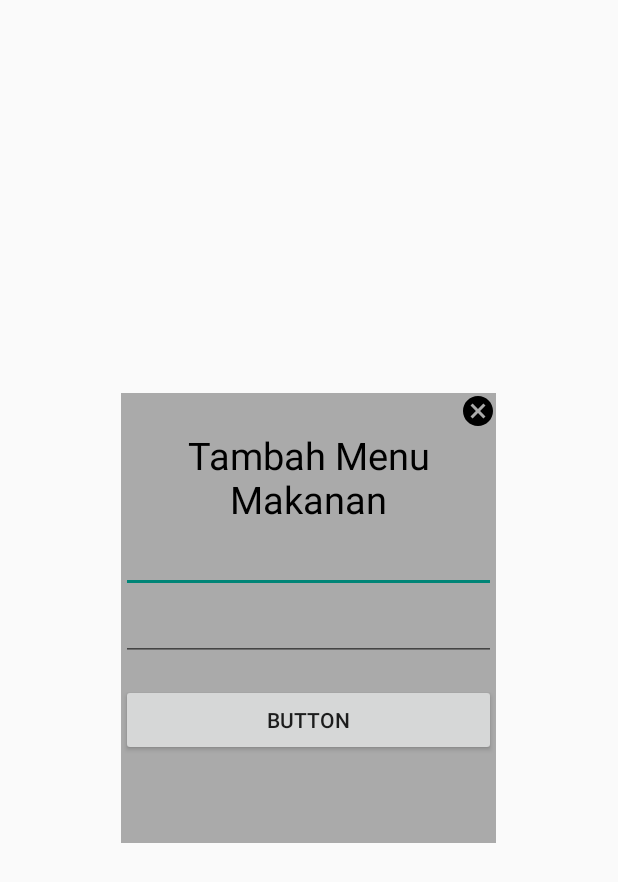
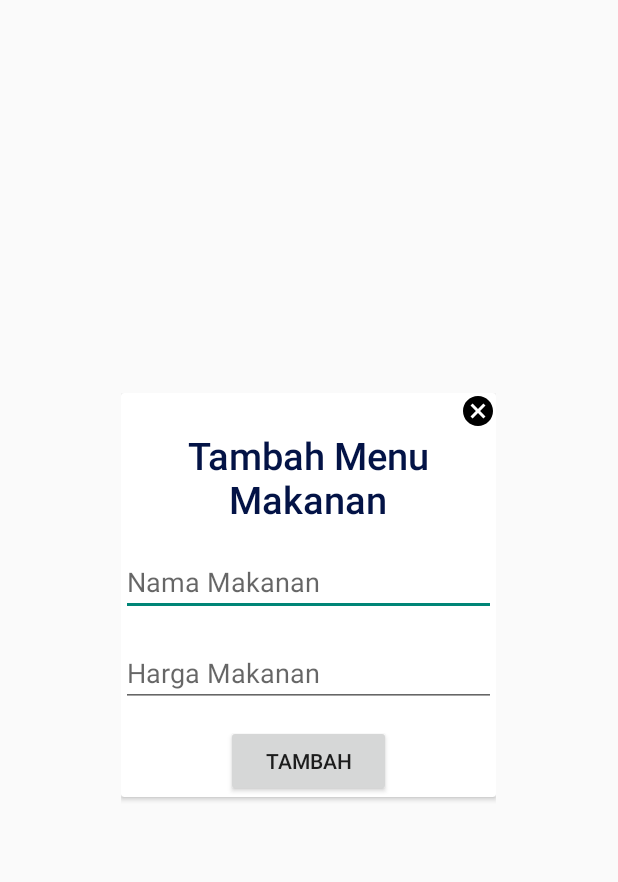
Before and after one commit to alfincahyo/Orline_Yuk, an Android app: the layout popup_menumakan.xml on its own in the app's theme, with its tools: preview values and no code run, on a phone screen of 412 x 824 dp. Shown: the top 882 px of the screen. Run offline under Robolectric (Android 15) with nearby library versions, the phone set to English and light mode, and no system bars.

Commit message:
update popup edit makan

```diff
--- a/app/src/main/res/layout/popup_menumakan.xml
+++ b/app/src/main/res/layout/popup_menumakan.xml
@@ -3,9 +3,12 @@
     xmlns:android="http://schemas.android.com/apk/res/android"
     android:layout_width="250dp"
     android:layout_height="300dp"
-    android:background="@android:color/darker_gray"
-    android:layout_gravity="center"
-    >
+    android:layout_gravity="center">
+
+
+    <android.support.v7.widget.CardView
+        android:layout_width="match_parent"
+        android:layout_height="wrap_content">
 
     <LinearLayout
         android:layout_width="match_parent"
@@ -23,30 +26,39 @@
             android:layout_width="match_parent"
             android:layout_height="wrap_content"
             android:text="Tambah Menu Makanan"
+            android:fontFamily="sans-serif-medium"
             android:textSize="25sp"
             android:gravity="center"
-            android:textColor="@android:color/black"/>
+            android:textColor="@color/colorPrimaryDark"/>
 
         <EditText
             android:id="@+id/namamakanan"
+            android:hint="Nama Makanan"
             android:layout_width="match_parent"
             android:layout_height="wrap_content"
             android:ems="10"
+            android:layout_marginTop="15dp"
             android:inputType="textPersonName" />
 
         <EditText
             android:id="@+id/hargamakanan"
+            android:hint="Harga Makanan"
             android:layout_width="match_parent"
             android:layout_height="wrap_content"
             android:ems="10"
+            android:layout_marginTop="15dp"
             android:inputType="textPersonName" />
 
         <Button
-            android:layout_marginTop="15dp"
+            android:layout_marginTop="12dp"
             android:id="@+id/addmenumkn"
             android:layout_width="match_parent"
             android:layout_height="wrap_content"
-            android:text="Button" />
+            android:text="Tambah"
+            android:layout_marginRight="70dp"
+            android:layout_marginLeft="70dp"/>
     </LinearLayout>
 
+    </android.support.v7.widget.CardView>
+
 </android.support.v7.widget.LinearLayoutCompat>
```
